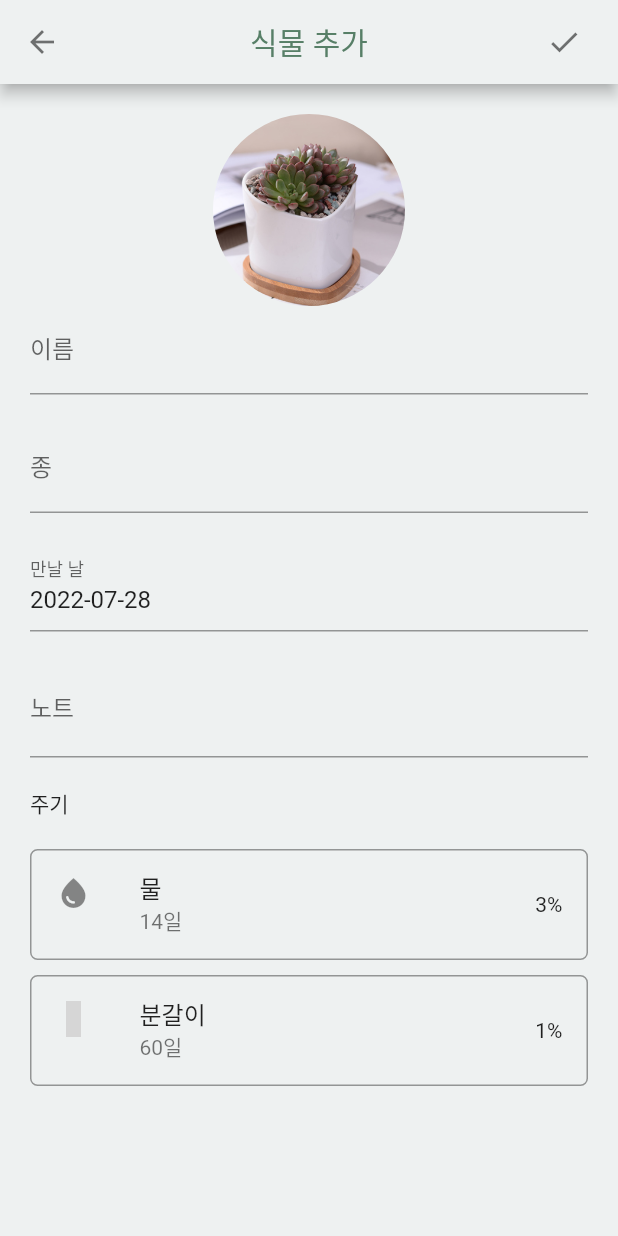
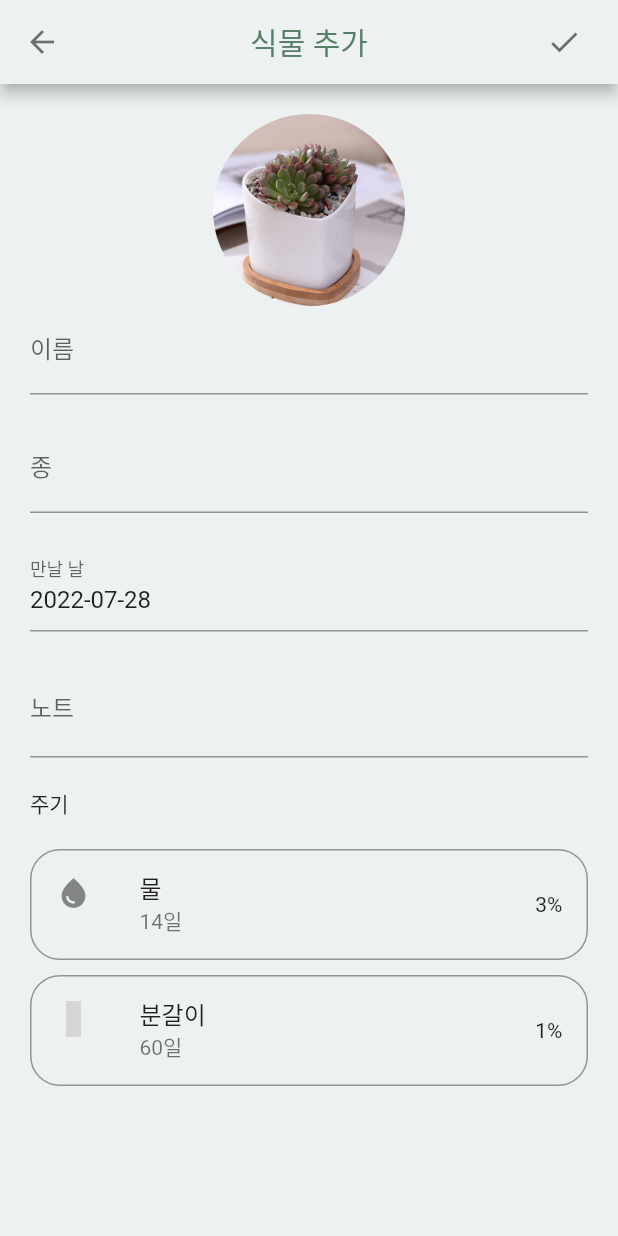
Before and after one commit to mintchocojaem/plantory, a Flutter app: the screen it shows after launch, item 3 of the bottom bar chosen, after a tap on the "add" icon, on a phone screen of 412 x 824 dp. Run offline on Flutter 3.47's test engine with Material 2 defaults, Android fonts, the phone set to English and light mode, and no system bars; our stand-ins replace date_picker_timeline, delayed_display, flutter_image_slideshow, page_transition, table_calendar, unicons; grey boxes are pictures that could not be loaded.

Commit message:
view 업데이트

```diff
--- a/lib/data/plant.dart
+++ b/lib/data/plant.dart
@@ -6,7 +6,7 @@ class Plant{
   final int? id;
   final String? name;
   final String? type;
-  final DateTime? date;
+  final String? date;
   final String? note;
   final List? cycles;
 
--- a/lib/views/calendar/calendar.dart
+++ b/lib/views/calendar/calendar.dart
@@ -2,6 +2,7 @@
 
 import 'package:flutter/material.dart';
 import 'package:intl/intl.dart';
+import 'package:plantory/utils/colors.dart';
 import 'package:plantory/views/home/home_page.dart';
 import 'package:plantory/views/plant/plant_detail_page.dart';
 import 'package:table_calendar/table_calendar.dart';
@@ -132,17 +133,40 @@ class _Calendar extends State<Calendar>{
                       horizontal: 12.0,
                       vertical: 4.0,
                     ),
-                    child:ListTile(
+                    child: Card(
+                      color: primaryColor,
+                      //color: value[index]["cycle"] == "물" ? Colors.blueAccent : primaryColor,
+                      elevation: 10,
+                      shape: RoundedRectangleBorder(
+                        borderRadius: BorderRadius.circular(10),
+                      ),
+                      child: Wrap(
+                        children: [
+                          Container(
+                            width: MediaQuery.of(context).size.width,
+                            decoration: BoxDecoration(
+                                color: Colors.white,
+                                borderRadius: BorderRadius.only(
+                                    bottomRight: Radius.circular(10),
+                                    topRight: Radius.circular(10))),
+                            margin: EdgeInsets.only(left: 10),
+                            padding: EdgeInsets.symmetric(horizontal: 16, vertical: 10),
+                            child: ListTile(
                               leading: Icon(value[index]["cycle"] == "물" ? Icons.water_drop : UniconsLine.shovel),
                               title: Text('${ value[index]["plant"].name}'),
                               subtitle: Text(value[index]["cycle"]),
                               shape: RoundedRectangleBorder(
                                 side: BorderSide(color: Colors.black38, width: 1),
-                          borderRadius: BorderRadius.circular(5),
+                                borderRadius: BorderRadius.circular(20),
                               ),
                               onTap: (() => Navigator.of(context).push(MaterialPageRoute(builder: ((context) =>
                                   PlantDetailPage(plant: value[index]["plant"]))) )
-                        )
+                              ),
+                              trailing: Icon(Icons.arrow_forward_ios_outlined),
+                            ),
+                          ),
+                        ],
+                      ),
                     ),
                   );
                 },
--- a/lib/views/calendar/calendar_page.dart
+++ b/lib/views/calendar/calendar_page.dart
@@ -84,7 +84,7 @@ plantCategory(String? imgPath) {
 
 }
 
-calendedrLabel({String? label, Color? color}) {
+calendarLabel({String? label, Color? color}) {
   return Material(
     color: Color(0xffEEF1F1),
     shape: const StadiumBorder(),
--- a/lib/views/home/home_page.dart
+++ b/lib/views/home/home_page.dart
@@ -3,6 +3,7 @@
 import 'package:date_picker_timeline/date_picker_timeline.dart';
 import 'package:flutter/material.dart';
 import 'package:flutter_image_slideshow/flutter_image_slideshow.dart';
+import 'package:intl/intl.dart';
 
 import '../../../data/plant.dart';
 import '../../../utils/colors.dart';
@@ -12,8 +13,8 @@ List<Plant> plantList = [
   Plant(
     id: 0,
     name: "로꼬",
-    type: "해바라기",
-    date: DateTime.now(),
+    type: "다육이",
+    date: "2022-07-27",
     note: null,
     cycles:[
       {
@@ -70,52 +71,50 @@ class _HomePage extends State<HomePage>{
           children: [
 
             Padding(
-              padding: const EdgeInsets.only(top: 28, bottom: 28),
+              padding: const EdgeInsets.only(top: 20, bottom: 20),
               child: Row(
                 crossAxisAlignment: CrossAxisAlignment.center,
                 mainAxisAlignment: MainAxisAlignment.center,
                 children: [
                   Column(
                     children: [
-                      Text('다육이', style: TextStyle(fontWeight: FontWeight.bold, fontSize: 24),),
-                      Text('D-25', style: TextStyle(fontWeight: FontWeight.bold, fontSize: 20),),
-                      ClipOval(child: Image.asset('images/plant1.jpeg',width: 128,height: 128,)),
+                      ClipOval(child: Image.asset('images/plant1.jpeg',width: 256,height: 256,)),
+                      SizedBox(height: 20),
+                      Text("${plantList[0].type!}", style: TextStyle(),),
+                      SizedBox(height: 10),
+                      Text("${plantList[0].name!}", style: TextStyle(fontWeight: FontWeight.bold, fontSize: 24),),
+                      SizedBox(height: 20),
+                      Padding(
+                        padding: const EdgeInsets.only(right: 32, left: 32),
+                        child: Container(
+                          width: MediaQuery.of(context).size.width * 0.8,
+                          height: MediaQuery.of(context).size.height * 0.15,
+                          decoration: BoxDecoration(
+                            borderRadius: BorderRadius.circular(12),
+                            color: Colors.white,
+                            boxShadow: [
+                              BoxShadow(
+                                color: Colors.grey.withOpacity(0.5),
+                                spreadRadius: 5,
+                                blurRadius: 7,
+                                offset: Offset(0, 3),
+                              ),
+                            ],
+                          ),
+                          padding: EdgeInsets.only(top: 10,bottom: 10,left: 10,right: 10),
+                          child: Column(
+                            children: [
+                              Text("${plantList[0].type!}와 함께한 날 D +${DateFormat('yyyy-MM-dd')
+                                  .parse(DateTime.now().toString()).difference(DateFormat('yyyy-MM-dd')
+                                  .parse(plantList[0].date!)).inDays}"),
+                              Divider(thickness: 1,),
+                            ],
+                          ),
+                        ),
+                      ),
                     ],
                   )
                 ],
-              ),
-            ),
-            Padding(
-              padding: const EdgeInsets.all(8.0),
-              child: Container(
-                height: 0,
-                width: double.infinity,
-                decoration: BoxDecoration(
-                  borderRadius: BorderRadius.circular(8),
-                  color: Colors.black12
-                ),
-              ),
-            ),
-            Padding(
-              padding: const EdgeInsets.only(left: 24,right: 24),
-              child: Divider(thickness: 1,),
-            ),
-            Expanded(
-              child: ListView(
-                  shrinkWrap: true,
-                  children: [
-                    Padding(
-                      padding: const EdgeInsets.all(8.0),
-                      child: Container(
-                          padding: EdgeInsets.symmetric(horizontal: 10, vertical: 10),
-                          decoration: BoxDecoration(
-                              color: const Color(0xffE5E6E0),
-                              borderRadius: BorderRadius.circular(15)
-                          ),
-                          child: ListTile(title: Text("Plant"),subtitle: Text("물주기"),)
-                      ),
-                    ),
-                  ]
               ),
             ),
           ],
--- a/lib/views/plant/plant_add_page.dart
+++ b/lib/views/plant/plant_add_page.dart
@@ -213,7 +213,7 @@ class _PlantAddPage extends State<PlantAddPage>{
       ),
       shape: RoundedRectangleBorder(
         side: BorderSide(color: Colors.black38, width: 1),
-        borderRadius: BorderRadius.circular(5),
+        borderRadius: BorderRadius.circular(20),
       ),
       onTap: (){
 
--- a/lib/views/plant/plant_detail_page.dart
+++ b/lib/views/plant/plant_detail_page.dart
@@ -43,7 +43,7 @@ class _PlantDetailPage extends State<PlantDetailPage>{
     nameController.text = widget.plant.name!;
     if(widget.plant.type != null) typeController.text = widget.plant.type!;
     if(widget.plant.note != null) noteController.text = widget.plant.note!;
-    dateController.text = DateFormat('yyyy-MM-dd').format(widget.plant.date!);
+    dateController.text = widget.plant.date!;
 
     wateringStartDateController.text = widget.plant.cycles![0]["startDate"];
     wateringCycleController.text = widget.plant.cycles![0]["cycle"];
@@ -199,7 +199,7 @@ class _PlantDetailPage extends State<PlantDetailPage>{
       ),
       shape: RoundedRectangleBorder(
         side: BorderSide(color: Colors.black38, width: 1),
-        borderRadius: BorderRadius.circular(5),
+        borderRadius: BorderRadius.circular(20),
       ),
       onTap: (){
         showCupertinoDialog(context: context, builder: (context) {
--- a/lib/views/profile_page.dart
+++ b/lib/views/profile_page.dart
@@ -60,16 +60,32 @@ class _ProfilePage extends State<ProfilePage>{
                         padding: EdgeInsets.only(top: 5),
                         child: ListView(
                           children: [
-                            profileSettingsCard(
-                                title: "Accounts", icon: Icons.person),
-                            profileSettingsCard(
-                                title: "Notifications",
-                                icon: Icons.notifications_none_outlined),
-                            profileSettingsCard(
-                                title: "Settings", icon: Icons.settings),
-                            profileSettingsCard(
-                                title: "Help and Suppport",
-                                icon: Icons.support_agent_outlined),
+                            Divider(thickness: 1,),
+                            ListTile(
+                              title: Text("Accounts"),
+                              leading: Icon(Icons.person),
+                              trailing: Icon(Icons.arrow_forward_ios_rounded),
+                            ),
+                            Divider(thickness: 1,),
+                            ListTile(
+                              title: Text("Notifications"),
+                              leading: Icon(Icons.notifications_none_outlined),
+                              trailing: Icon(Icons.arrow_forward_ios_rounded),
+                            ),
+                            Divider(thickness: 1,),
+                            ListTile(
+                              title: Text("Settings"),
+                              leading: Icon(Icons.settings),
+                              trailing: Icon(Icons.arrow_forward_ios_rounded),
+                            ),
+                            Divider(thickness: 1,),
+                            ListTile(
+                              title: Text("Help and Suppport"),
+                              leading: Icon(Icons.support_agent_outlined),
+                              trailing: Icon(Icons.arrow_forward_ios_rounded),
+                            ),
+                            Divider(thickness: 1,),
+
                           ],
                         ),
                       ),
@@ -84,17 +100,4 @@ class _ProfilePage extends State<ProfilePage>{
     );
   }
 
-  Card profileSettingsCard(
-      {String? title, Function()? onPress, IconData? icon}) {
-    return Card(
-      elevation: 1,
-      child: ListTile(
-        onTap: onPress,
-        title: Text(title!),
-        leading: Icon(icon),
-        trailing: Icon(Icons.arrow_forward_ios_rounded),
-      ),
-    );
-  }
-
 }
```
Lines whose indentation alone changed are shown as unchanged.
